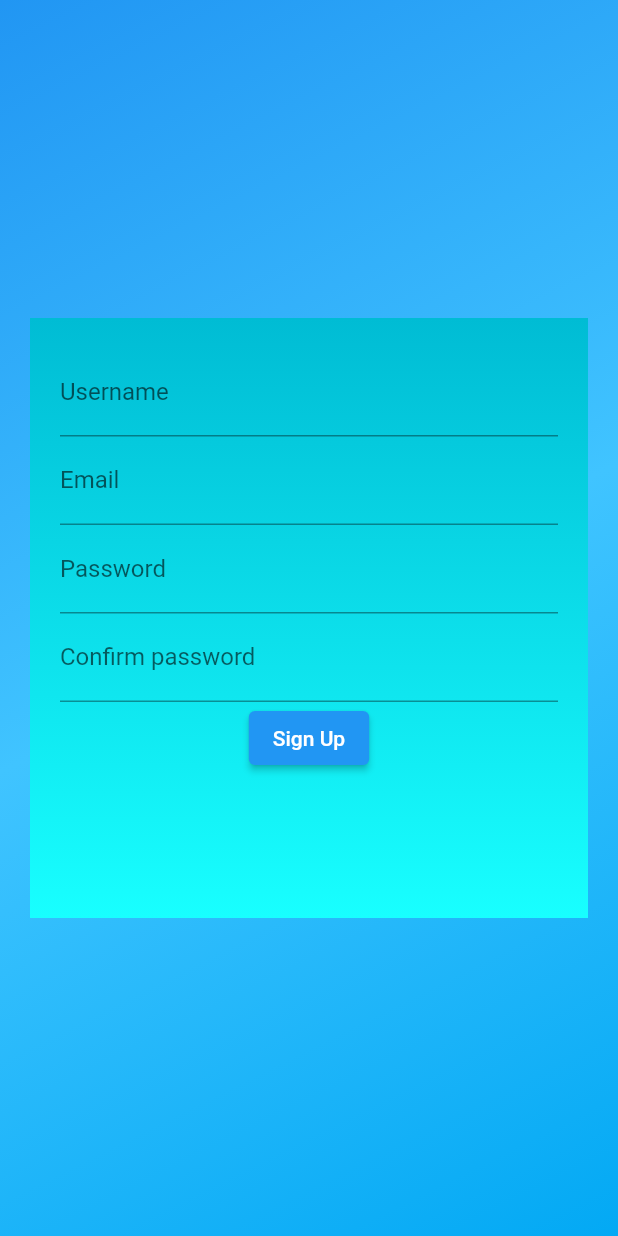
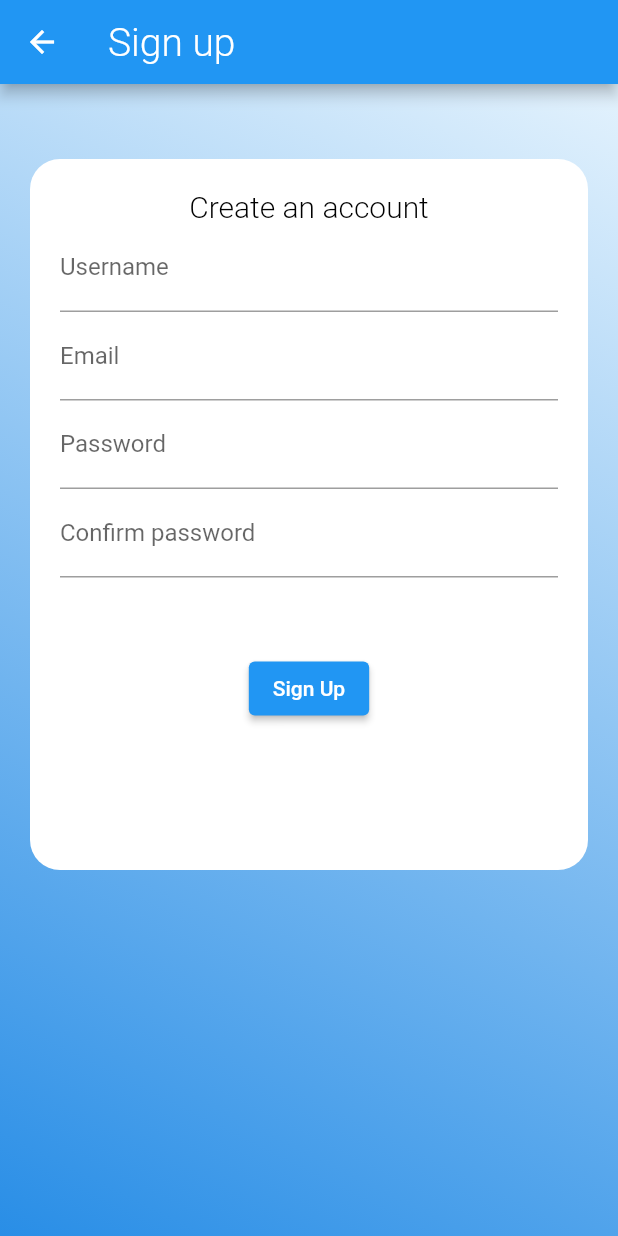
Before and after one commit to up201806330/Retrospective-Wall, a Flutter app: the Signup screen opened by its route, on a phone screen of 412 x 824 dp. Run offline on Flutter 3.47's test engine with Material 2 defaults, Android fonts, the phone set to English and light mode, and no system bars; our stand-ins replace cloud_firestore, firebase_auth, firebase_core, like_button, vibration; accounts and stored records are empty.

Commit message:
UI redesign on Sign up screen

```diff
--- a/retrospective_wall/lib/signup.dart
+++ b/retrospective_wall/lib/signup.dart
@@ -80,32 +80,49 @@ class _SignupState extends State<Signup> {
   @override
   Widget build(BuildContext context) {
     return Scaffold(
-      body: Container(
+      /*resizeToAvoidBottomInset: false,*/
+      appBar: AppBar(
+        title: Text('Sign up'),
+      ),
+      body: SingleChildScrollView(
+        physics: NeverScrollableScrollPhysics(),
+        child: ConstrainedBox(
+          constraints: BoxConstraints(
+            minWidth: MediaQuery.of(context).size.width,
+            minHeight: MediaQuery.of(context).size.height,
+          ),
+          child: IntrinsicHeight(
+            child: Container(
               decoration: BoxDecoration(
                 gradient: LinearGradient(
-            begin: Alignment.bottomRight,
-            end: Alignment.topLeft,
-            colors: [Colors.lightBlue, Colors.lightBlueAccent, Colors.blue],
+                  begin: Alignment.topRight,
+                  end: Alignment.bottomLeft,
+                  colors: [Colors.blue.shade50, Colors.blue.shade600],
                 ),
               ),
               child: Center(
+                child: Column(
+                  children: [
+                    Expanded(
                       child: Container(
                         decoration: BoxDecoration(
+                          borderRadius: BorderRadius.all(Radius.circular(20)),
                           gradient: LinearGradient(
                             begin: Alignment.topCenter,
                             end: Alignment.bottomCenter,
-                colors: [Colors.cyan, Colors.cyanAccent],
+                            colors: [Colors.white, Colors.white],
                           ),
                         ),
-            height: 400,
-            width: 400,
+                        /*height: 400,
+                        width: 400,*/
                         padding: EdgeInsets.all(20.0),
-            margin: EdgeInsets.all(20.0),
+                        margin: EdgeInsets.fromLTRB(20.0, 50.0, 20.0, 300.0),
                         child: Form(
                           key: _formKey,
                           child: Column(
                             children: [
                               showAlert(),
+                              Text("Create an account"),
                               TextFormField(
                                 validator: (input) {
                                   if (input.isEmpty) {
@@ -154,6 +171,7 @@ class _SignupState extends State<Signup> {
                                 ),
                                 obscureText: true,
                               ),
+                              SizedBox(height: 50),
                               ElevatedButton(
                                 onPressed: signUp,
                                 child: Text("Sign Up"),
@@ -163,6 +181,12 @@ class _SignupState extends State<Signup> {
                         ),
                       ),
                     ),
+                  ],
+                ),
+              ),
+            ),
+          ),
+        ),
       ),
     );
   }
```
Also changed, not shown: retrospective_wall/pubspec.lock. Lines whose indentation alone changed are shown as unchanged.
